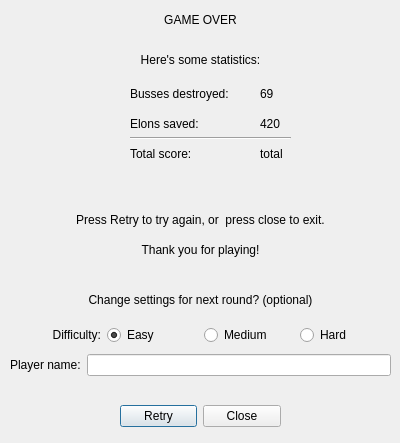
Qt form Game/enddialog.ui (Iledius/NysseGame) before a commit.
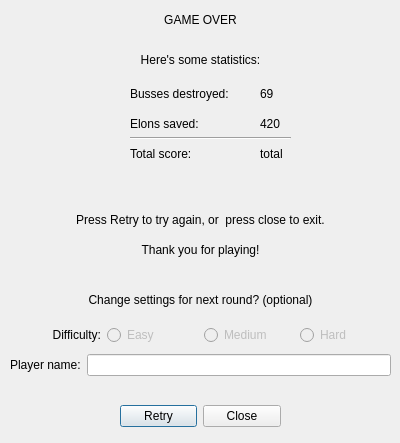
The same form after that commit.

Diff of the .ui file:
```diff
--- a/Game/enddialog.ui
+++ b/Game/enddialog.ui
@@ -241,16 +241,25 @@
     </item>
     <item>
      <widget class="QRadioButton" name="EasyRadioButton">
+      <property name="enabled">
+       <bool>false</bool>
+      </property>
       <property name="text">
        <string>Easy</string>
       </property>
+      <property name="checkable">
+       <bool>false</bool>
+      </property>
       <property name="checked">
-       <bool>true</bool>
+       <bool>false</bool>
       </property>
      </widget>
     </item>
     <item>
      <widget class="QRadioButton" name="mediumRadioButton">
+      <property name="enabled">
+       <bool>false</bool>
+      </property>
       <property name="text">
        <string>Medium</string>
       </property>
@@ -258,6 +267,9 @@
     </item>
     <item>
      <widget class="QRadioButton" name="hardRadioButton">
+      <property name="enabled">
+       <bool>false</bool>
+      </property>
       <property name="text">
        <string>Hard</string>
       </property>
```
Left out of the diff: 6 changed lines with no effect on the pictures.
